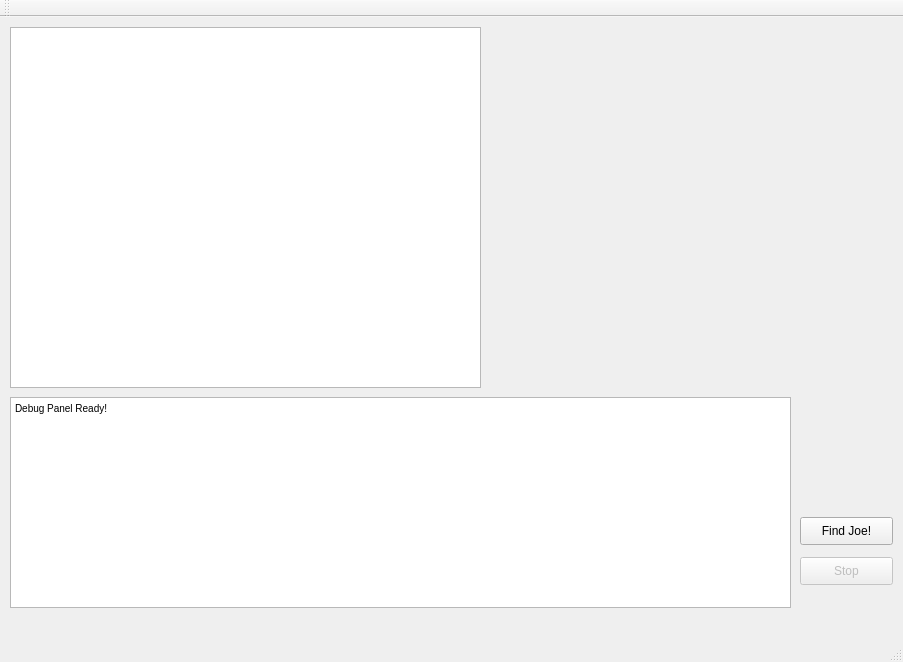
bertugg/CSE396-Proje2-Group4, file mainwindow.ui: the form before one commit.
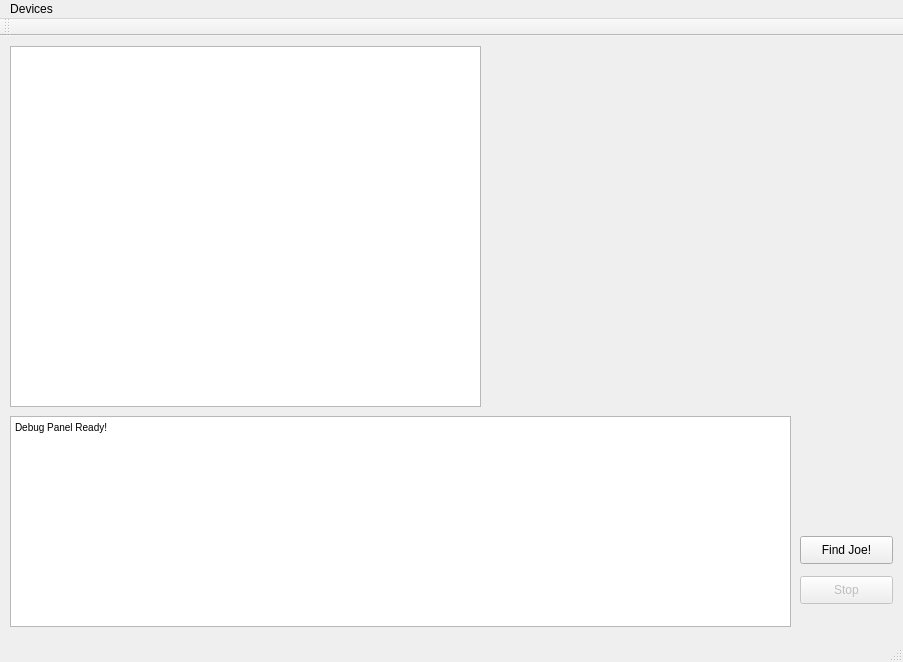
The form after the commit.

```diff
--- a/mainwindow.ui
+++ b/mainwindow.ui
@@ -66,10 +66,22 @@
      <string>&lt;!DOCTYPE HTML PUBLIC &quot;-//W3C//DTD HTML 4.0//EN&quot; &quot;http://www.w3.org/TR/REC-html40/strict.dtd&quot;&gt;
 &lt;html&gt;&lt;head&gt;&lt;meta name=&quot;qrichtext&quot; content=&quot;1&quot; /&gt;&lt;style type=&quot;text/css&quot;&gt;
 p, li { white-space: pre-wrap; }
-&lt;/style&gt;&lt;/head&gt;&lt;body style=&quot; font-family:'MS Shell Dlg 2'; font-size:7.8pt; font-weight:400; font-style:normal;&quot;&gt;
-&lt;p style=&quot; margin-top:0px; margin-bottom:0px; margin-left:0px; margin-right:0px; -qt-block-indent:0; text-indent:0px;&quot;&gt;Debug Panel Ready!&lt;/p&gt;&lt;/body&gt;&lt;/html&gt;</string>
+&lt;/style&gt;&lt;/head&gt;&lt;body style=&quot; font-family:'MS Shell Dlg 2'; font-size:9.75pt; font-weight:400; font-style:normal;&quot;&gt;
+&lt;p style=&quot; margin-top:0px; margin-bottom:0px; margin-left:0px; margin-right:0px; -qt-block-indent:0; text-indent:0px;&quot;&gt;&lt;span style=&quot; font-size:7.8pt;&quot;&gt;Debug Panel Ready!&lt;/span&gt;&lt;/p&gt;&lt;/body&gt;&lt;/html&gt;</string>
     </property>
    </widget>
+   <widget class="QStackedWidget" name="stackedWidget">
+    <property name="geometry">
+     <rect>
+      <x>490</x>
+      <y>10</y>
+      <width>401</width>
+      <height>361</height>
+     </rect>
+    </property>
+    <widget class="QWidget" name="page"/>
+    <widget class="QWidget" name="page_2"/>
+   </widget>
   </widget>
   <widget class="QMenuBar" name="menuBar">
    <property name="geometry">
@@ -80,6 +92,12 @@
      <height>26</height>
     </rect>
    </property>
+   <widget class="QMenu" name="menuDevices">
+    <property name="title">
+     <string>Devices</string>
+    </property>
+   </widget>
+   <addaction name="menuDevices"/>
   </widget>
   <widget class="QToolBar" name="mainToolBar">
    <attribute name="toolBarArea">
```
